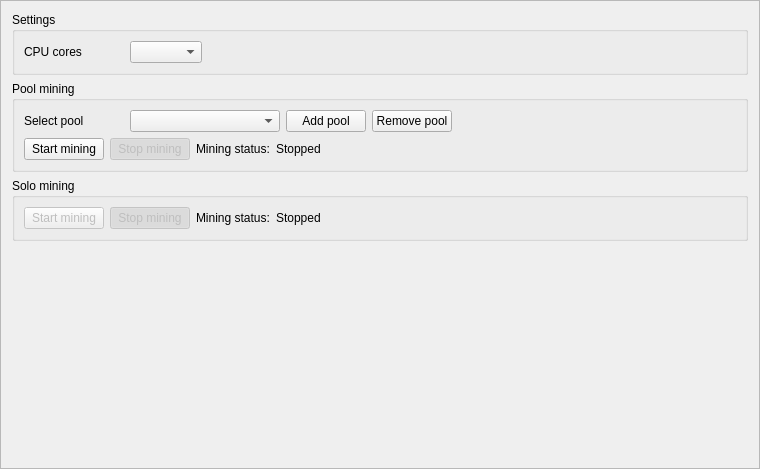
seredat/karbowanecwallet, file src/gui/ui/miningframe.ui: the form before one commit.
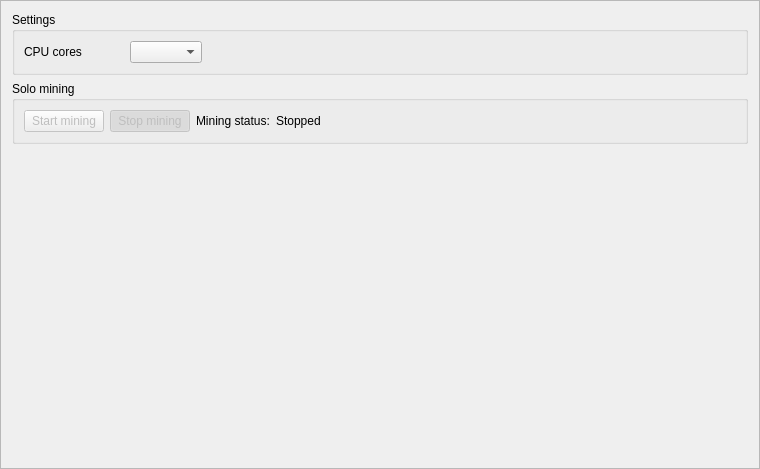
The form after the commit. Icons and pictures are not drawn.

Commit message: Removed pooled mining

What changed in the file:
```diff
--- a/src/gui/ui/miningframe.ui
+++ b/src/gui/ui/miningframe.ui
@@ -20,195 +20,7 @@
    <enum>QFrame::Raised</enum>
   </property>
   <layout class="QGridLayout" name="gridLayout_6">
-   <item row="3" column="0">
-    <spacer name="verticalSpacer_4">
-     <property name="orientation">
-      <enum>Qt::Vertical</enum>
-     </property>
-     <property name="sizeHint" stdset="0">
-      <size>
-       <width>20</width>
-       <height>40</height>
-      </size>
-     </property>
-    </spacer>
-   </item>
    <item row="1" column="0">
-    <widget class="QGroupBox" name="groupBox">
-     <property name="title">
-      <string>Pool mining</string>
-     </property>
-     <layout class="QGridLayout" name="gridLayout_3">
-      <item row="0" column="1">
-       <widget class="QComboBox" name="m_poolCombo">
-        <property name="minimumSize">
-         <size>
-          <width>150</width>
-          <height>0</height>
-         </size>
-        </property>
-        <property name="editable">
-         <bool>false</bool>
-        </property>
-       </widget>
-      </item>
-      <item row="0" column="4">
-       <spacer name="horizontalSpacer_5">
-        <property name="orientation">
-         <enum>Qt::Horizontal</enum>
-        </property>
-        <property name="sizeHint" stdset="0">
-         <size>
-          <width>422</width>
-          <height>20</height>
-         </size>
-        </property>
-       </spacer>
-      </item>
-      <item row="0" column="2">
-       <widget class="QPushButton" name="m_addPoolButton">
-        <property name="text">
-         <string>Add pool</string>
-        </property>
-        <property name="icon">
-         <iconset resource="../../resources.qrc">
-          <normaloff>:/icons/add</normaloff>:/icons/add</iconset>
-        </property>
-       </widget>
-      </item>
-      <item row="0" column="0">
-       <widget class="QLabel" name="label">
-        <property name="minimumSize">
-         <size>
-          <width>100</width>
-          <height>0</height>
-         </size>
-        </property>
-        <property name="text">
-         <string>Select pool</string>
-        </property>
-       </widget>
-      </item>
-      <item row="1" column="0" colspan="5">
-       <layout class="QGridLayout" name="gridLayout_2">
-        <item row="0" column="4">
-         <spacer name="horizontalSpacer">
-          <property name="orientation">
-           <enum>Qt::Horizontal</enum>
-          </property>
-          <property name="sizeHint" stdset="0">
-           <size>
-            <width>40</width>
-            <height>20</height>
-           </size>
-          </property>
-         </spacer>
-        </item>
-        <item row="0" column="0">
-         <widget class="QPushButton" name="m_startButton">
-          <property name="text">
-           <string>Start mining</string>
-          </property>
-          <property name="checkable">
-           <bool>true</bool>
-          </property>
-          <attribute name="buttonGroup">
-           <string notr="true">m_miningButtonGroup</string>
-          </attribute>
-         </widget>
-        </item>
-        <item row="0" column="1">
-         <widget class="QPushButton" name="m_stopButton">
-          <property name="enabled">
-           <bool>false</bool>
-          </property>
-          <property name="text">
-           <string>Stop mining</string>
-          </property>
-          <property name="checkable">
-           <bool>true</bool>
-          </property>
-          <property name="checked">
-           <bool>true</bool>
-          </property>
-          <attribute name="buttonGroup">
-           <string notr="true">m_miningButtonGroup</string>
-          </attribute>
-         </widget>
-        </item>
-        <item row="0" column="3">
-         <widget class="QLabel" name="m_poolLabel">
-          <property name="text">
-           <string>Stopped</string>
-          </property>
-         </widget>
-        </item>
-        <item row="0" column="2">
-         <widget class="QLabel" name="label_3">
-          <property name="text">
-           <string>Mining status:</string>
-          </property>
-         </widget>
-        </item>
-       </layout>
-      </item>
-      <item row="0" column="3">
-       <widget class="QPushButton" name="m_delPoolButton">
-        <property name="text">
-         <string>Remove pool</string>
-        </property>
-        <property name="icon">
-         <iconset resource="../../resources.qrc">
-          <normaloff>:/icons/remove</normaloff>:/icons/remove</iconset>
-        </property>
-       </widget>
-      </item>
-     </layout>
-     <zorder>m_poolCombo</zorder>
-     <zorder>label</zorder>
-     <zorder>m_addPoolButton</zorder>
-     <zorder>m_delPoolButton</zorder>
-    </widget>
-   </item>
-   <item row="0" column="0">
-    <widget class="QGroupBox" name="groupBox_3">
-     <property name="title">
-      <string>Settings</string>
-     </property>
-     <layout class="QGridLayout" name="gridLayout">
-      <item row="0" column="0">
-       <widget class="QLabel" name="label_2">
-        <property name="minimumSize">
-         <size>
-          <width>100</width>
-          <height>0</height>
-         </size>
-        </property>
-        <property name="text">
-         <string>CPU cores</string>
-        </property>
-       </widget>
-      </item>
-      <item row="0" column="1">
-       <widget class="QComboBox" name="m_cpuCombo"/>
-      </item>
-      <item row="0" column="2">
-       <spacer name="horizontalSpacer_3">
-        <property name="orientation">
-         <enum>Qt::Horizontal</enum>
-        </property>
-        <property name="sizeHint" stdset="0">
-         <size>
-          <width>587</width>
-          <height>20</height>
-         </size>
-        </property>
-       </spacer>
-      </item>
-     </layout>
-    </widget>
-   </item>
-   <item row="2" column="0">
     <widget class="QGroupBox" name="groupBox_2">
      <property name="minimumSize">
       <size>
@@ -285,6 +97,57 @@
      </layout>
     </widget>
    </item>
+   <item row="0" column="0">
+    <widget class="QGroupBox" name="groupBox_3">
+     <property name="title">
+      <string>Settings</string>
+     </property>
+     <layout class="QGridLayout" name="gridLayout">
+      <item row="0" column="0">
+       <widget class="QLabel" name="label_2">
+        <property name="minimumSize">
+         <size>
+          <width>100</width>
+          <height>0</height>
+         </size>
+        </property>
+        <property name="text">
+         <string>CPU cores</string>
+        </property>
+       </widget>
+      </item>
+      <item row="0" column="1">
+       <widget class="QComboBox" name="m_cpuCombo"/>
+      </item>
+      <item row="0" column="2">
+       <spacer name="horizontalSpacer_3">
+        <property name="orientation">
+         <enum>Qt::Horizontal</enum>
+        </property>
+        <property name="sizeHint" stdset="0">
+         <size>
+          <width>587</width>
+          <height>20</height>
+         </size>
+        </property>
+       </spacer>
+      </item>
+     </layout>
+    </widget>
+   </item>
+   <item row="2" column="0">
+    <spacer name="verticalSpacer_4">
+     <property name="orientation">
+      <enum>Qt::Vertical</enum>
+     </property>
+     <property name="sizeHint" stdset="0">
+      <size>
+       <width>20</width>
+       <height>40</height>
+      </size>
+     </property>
+    </spacer>
+   </item>
   </layout>
  </widget>
  <resources>
```
Left out of the diff: 84 changed lines with no effect on the pictures. The commit also changes 14 other files.
